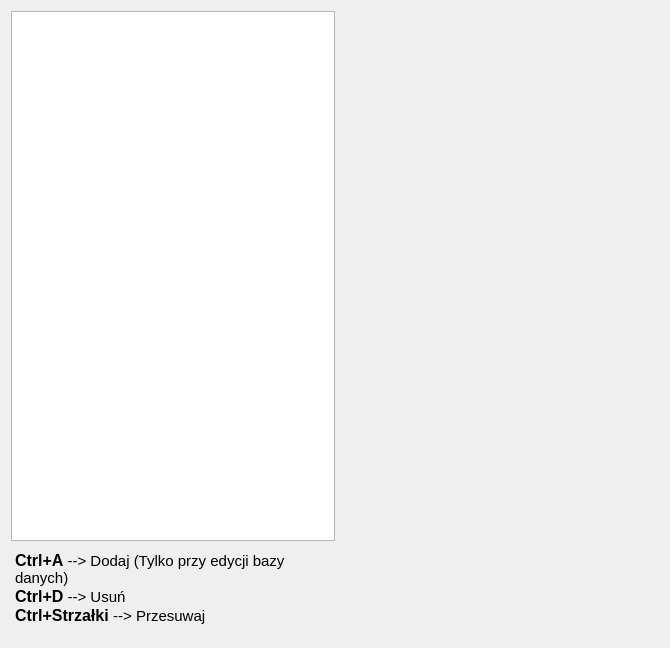
Old version of the form source/UI/Seasons/CalendarEditor/CalendarEditorWidget.ui in the repository SiekamCebule/sj-sim.
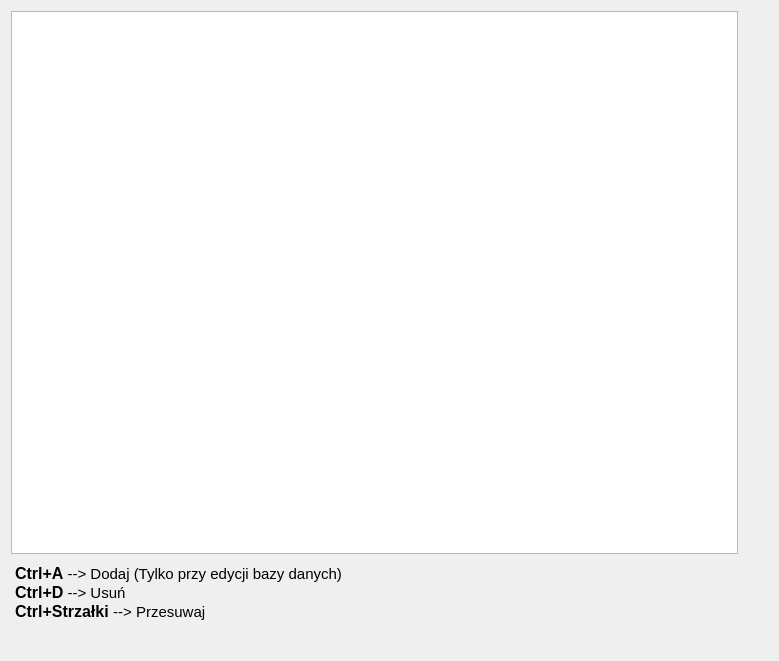
New version of the form.

Commit message: continued calendar editor development

Diff of the .ui file:
```diff
--- a/source/UI/Seasons/CalendarEditor/CalendarEditorWidget.ui
+++ b/source/UI/Seasons/CalendarEditor/CalendarEditorWidget.ui
@@ -6,25 +6,25 @@
    <rect>
     <x>0</x>
     <y>0</y>
-    <width>670</width>
-    <height>648</height>
+    <width>779</width>
+    <height>661</height>
    </rect>
   </property>
   <property name="windowTitle">
    <string>Form</string>
   </property>
-  <layout class="QVBoxLayout" name="verticalLayout_2">
+  <layout class="QVBoxLayout" name="verticalLayout_2" stretch="0">
    <item>
     <layout class="QHBoxLayout" name="horizontalLayout">
      <item>
       <layout class="QVBoxLayout" name="verticalLayout">
        <item>
-        <widget class="QTreeView" name="treeView"/>
+        <widget class="QTableView" name="tableView"/>
        </item>
        <item>
         <widget class="QTextEdit" name="textEdit_shortcuts">
          <property name="sizePolicy">
-          <sizepolicy hsizetype="Expanding" vsizetype="Maximum">
+          <sizepolicy hsizetype="Expanding" vsizetype="Expanding">
            <horstretch>0</horstretch>
            <verstretch>0</verstretch>
           </sizepolicy>
@@ -70,9 +70,12 @@
        <property name="orientation">
         <enum>Qt::Horizontal</enum>
        </property>
+       <property name="sizeType">
+        <enum>QSizePolicy::Maximum</enum>
+       </property>
        <property name="sizeHint" stdset="0">
         <size>
-         <width>40</width>
+         <width>30</width>
          <height>20</height>
         </size>
        </property>
```
The commit also changes 29 other files.
